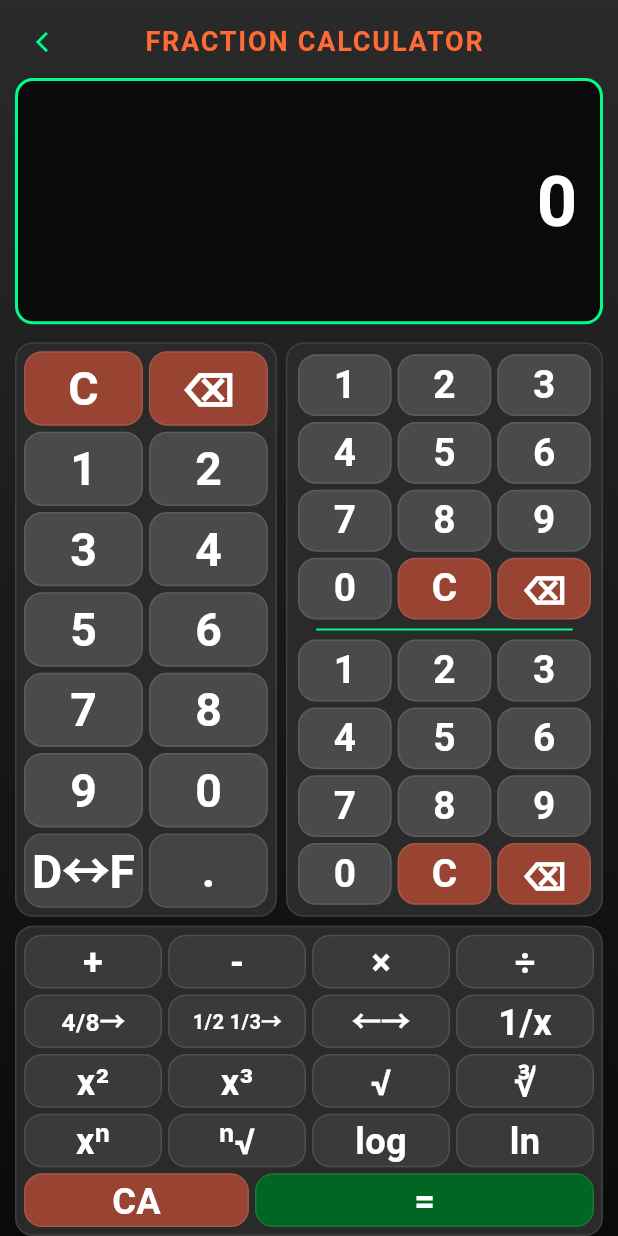
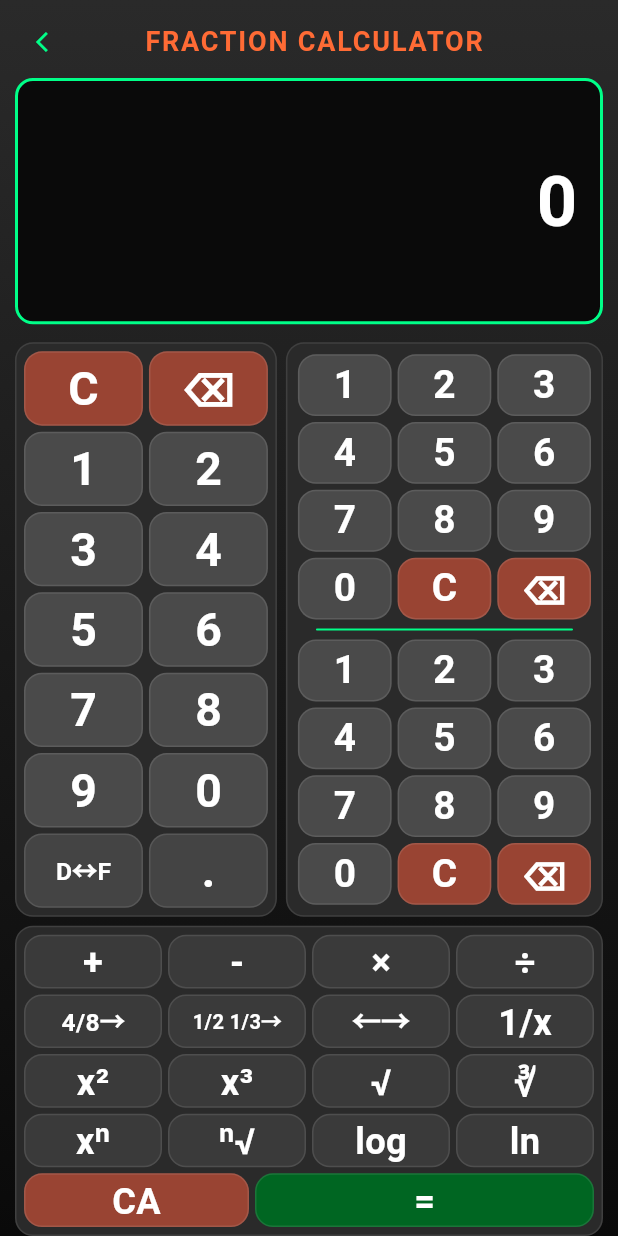
Before and after one commit to lixuedenon/multi_calculator11, a Flutter app: the FractionCalculatorPage screen opened directly, on a phone screen of 412 x 824 dp. Run offline on Flutter 3.47's test engine with Material 3 defaults, Android fonts, the phone set to English and light mode, and no system bars; our stand-ins replace easy_localization.

Commit message:
更新项目

```diff
--- a/lib/pages/fraction_calculator/fraction_input_components.dart
+++ b/lib/pages/fraction_calculator/fraction_input_components.dart
@@ -273,7 +273,21 @@ class FractionInputComponents {
           Expanded(
             child: Row(
               children: [
-                Expanded(child: buildNumberButton('D↔F', const Color(0xFF444444), () => handleIntegerInput('D↔F'))),
+                Expanded(
+                  child: LayoutBuilder(
+                    builder: (context, constraints) {
+                      double buttonHeight = constraints.maxHeight;
+                      return AnimatedPressButton(
+                        text: 'D↔F',
+                        width: null,
+                        height: buttonHeight,
+                        color: const Color(0xFF444444),
+                        onPressed: () => handleIntegerInput('D↔F'),
+                        fontSize: buttonHeight * 0.32,  // 缩小字体
+                      );
+                    },
+                  ),
+                ),
                 const SizedBox(width: 2),
                 Expanded(child: buildNumberButton('.', const Color(0xFF444444), () => handleIntegerInput('.'))),
               ],
--- a/lib/utils/fraction_calculator/fraction_calculator_logic.dart
+++ b/lib/utils/fraction_calculator/fraction_calculator_logic.dart
@@ -40,7 +40,12 @@ class FractionCalculatorLogic {
   bool get shouldShowHistory => _shouldShowHistory;
   // 在FractionCalculatorLogic类中添加：
   bool get waitingForSecondOperand => _inputHandler.waitingForSecondOperand;
-
+  bool get isDecimalConversionResult => _inputHandler.isDecimalConversionResult;
+  double? get decimalConversionValue => _inputHandler.decimalConversionValue;
+  bool get isApproximateDecimal => _inputHandler.isApproximateDecimal;
+  Fraction? get originalDecimalConversionInput => _inputHandler.originalDecimalConversionInput;
+  bool get isFractionConversionResult => _inputHandler.isFractionConversionResult;
+  String? get originalDecimalInput => _inputHandler.originalDecimalInput;
   Fraction? get originalFirstOperand => _inputHandler.originalFirstOperand;
   Fraction? get originalSecondOperand => _inputHandler.originalSecondOperand;
   Fraction? get firstCommonResult => _inputHandler.firstCommonResult;
```
Also changed, not shown: lib/pages/fraction_calculator/fraction_calculator_page.dart (+40 -1 lines), lib/utils/fraction_calculator/fraction_input_handler.dart (+29 -6 lines), lib/utils/fraction_calculator/fraction_operations.dart (+0 -12 lines).
